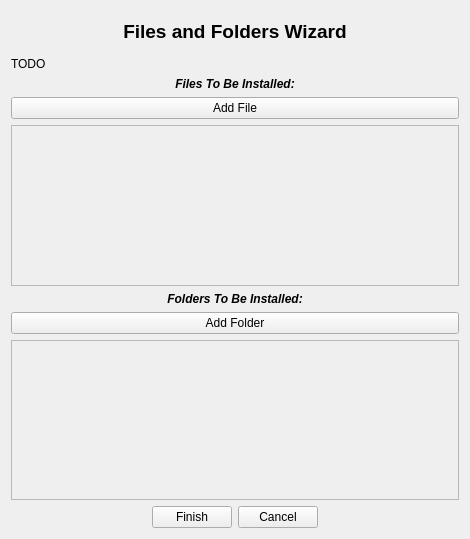
Old version of the form resources/templates/wizard_files_01.ui in the repository GandaG/fomod-designer.
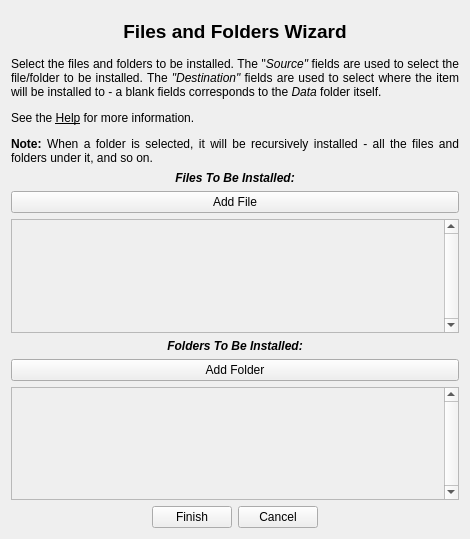
New version of the form.

Commit message: Using a wizard should now disable all menus except help. Calls to updating the generated xml code are now routed through a signal. Added splitter between previews and wizard. Fixed source button width in files wizard. Fixed attribute setting for wizards.

```diff
--- a/resources/templates/wizard_files_01.ui
+++ b/resources/templates/wizard_files_01.ui
@@ -48,7 +48,22 @@
      <item>
       <widget class="QLabel" name="label">
        <property name="text">
-        <string>TODO</string>
+        <string>&lt;html&gt;&lt;head/&gt;&lt;body&gt;&lt;p align=&quot;justify&quot;&gt;Select the files and folders to be installed. The &amp;quot;&lt;span style=&quot; font-style:italic;&quot;&gt;Source&amp;quot;&lt;/span&gt; fields are used to select the file/folder to be installed. The &lt;span style=&quot; font-style:italic;&quot;&gt;&amp;quot;Destination&amp;quot;&lt;/span&gt; fields are used to select where the item will be installed to - a blank fields corresponds to the &lt;span style=&quot; font-style:italic;&quot;&gt;Data&lt;/span&gt; folder itself.&lt;/p&gt;&lt;p align=&quot;justify&quot;&gt;See the &lt;span style=&quot; text-decoration: underline;&quot;&gt;Help&lt;/span&gt; for more information.&lt;/p&gt;&lt;p align=&quot;justify&quot;&gt;&lt;span style=&quot; font-weight:600;&quot;&gt;Note:&lt;/span&gt; When a folder is selected, it will be recursively installed - all the files and folders under it, and so on.&lt;/p&gt;&lt;/body&gt;&lt;/html&gt;</string>
+       </property>
+       <property name="textFormat">
+        <enum>Qt::AutoText</enum>
+       </property>
+       <property name="scaledContents">
+        <bool>false</bool>
+       </property>
+       <property name="wordWrap">
+        <bool>true</bool>
+       </property>
+       <property name="margin">
+        <number>8</number>
+       </property>
+       <property name="indent">
+        <number>-1</number>
        </property>
       </widget>
      </item>
@@ -77,7 +92,10 @@
       </widget>
      </item>
      <item>
-      <widget class="QScrollArea" name="scroll_file2134">
+      <widget class="QScrollArea" name="scrollarea_file">
+       <property name="verticalScrollBarPolicy">
+        <enum>Qt::ScrollBarAlwaysOn</enum>
+       </property>
        <property name="widgetResizable">
         <bool>true</bool>
        </property>
@@ -86,8 +104,8 @@
          <rect>
           <x>0</x>
           <y>0</y>
-          <width>448</width>
-          <height>159</height>
+          <width>431</width>
+          <height>106</height>
          </rect>
         </property>
         <layout class="QVBoxLayout" name="layout_file">
@@ -145,7 +163,10 @@
       </widget>
      </item>
      <item>
-      <widget class="QScrollArea" name="scroll_folderdfsde">
+      <widget class="QScrollArea" name="scrollarea_folder">
+       <property name="verticalScrollBarPolicy">
+        <enum>Qt::ScrollBarAlwaysOn</enum>
+       </property>
        <property name="widgetResizable">
         <bool>true</bool>
        </property>
@@ -154,8 +175,8 @@
          <rect>
           <x>0</x>
           <y>0</y>
-          <width>448</width>
-          <height>158</height>
+          <width>431</width>
+          <height>106</height>
          </rect>
         </property>
         <layout class="QVBoxLayout" name="layout_folder">
```
The commit also changes 4 other files.
